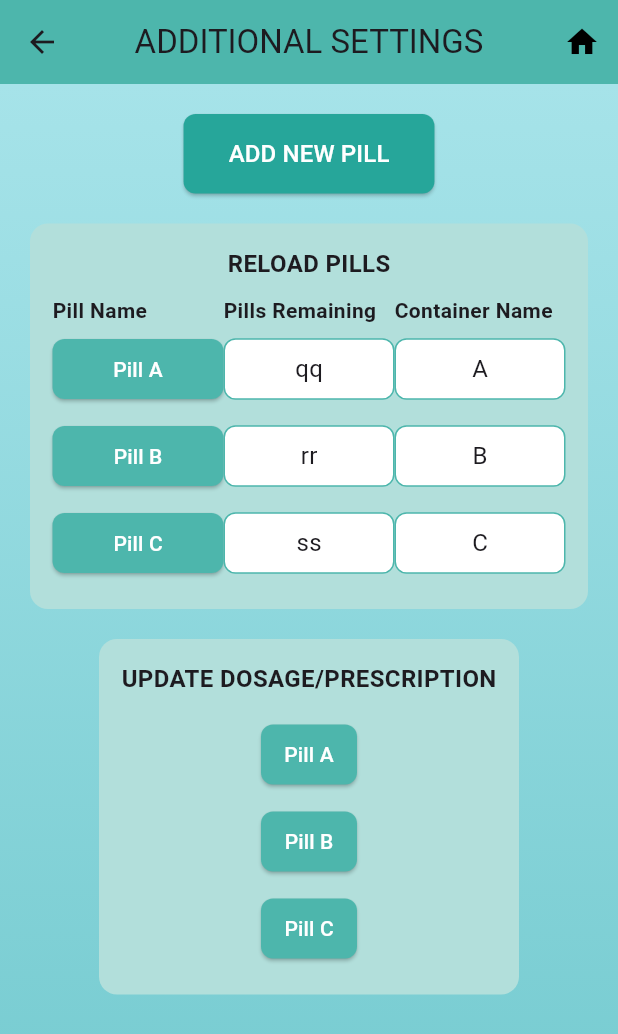
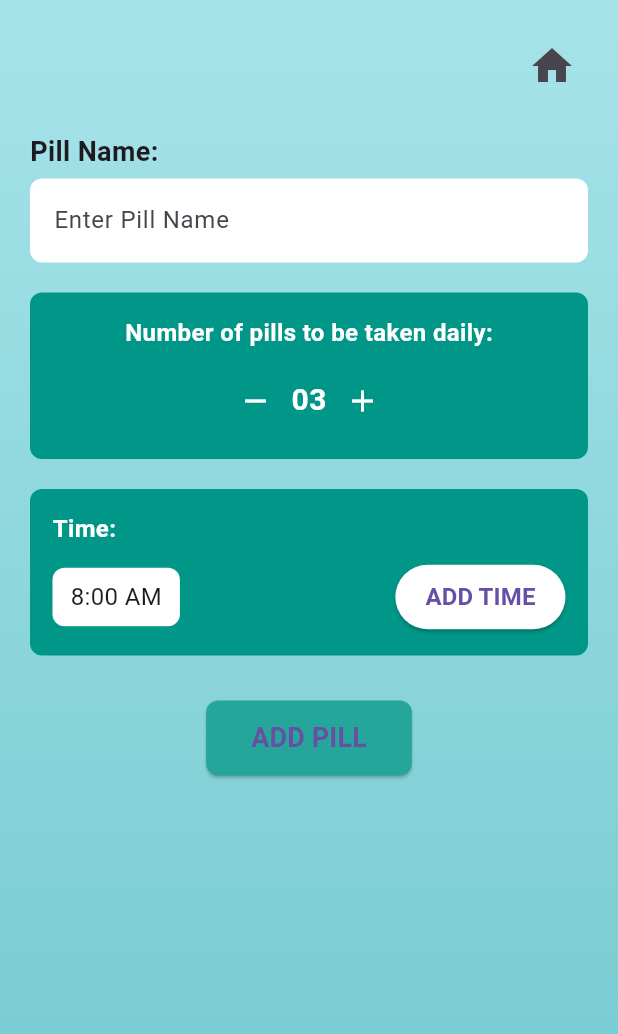
Before and after one commit to SohamGurav10/EYIC-2024-25, a Flutter app: the AdditionalSettingsPage screen opened by its route, after a tap on "ADD NEW PILL", on a phone screen of 412 x 824 dp. Shown: the top 1034 px of the screen. Run offline on Flutter 3.47's test engine with Material 3 defaults, Android fonts, the phone set to English and light mode, and no system bars.

Commit message:
added add new pill file

```diff
--- /dev/null
+++ b/lib/add_new_pill.dart
@@ -0,0 +1,205 @@
+import 'package:flutter/material.dart';
+
+class AddPillPage extends StatefulWidget {
+  const AddPillPage({super.key});
+
+  @override
+  _AddPillPageState createState() => _AddPillPageState();
+}
+
+class _AddPillPageState extends State<AddPillPage> {
+  final TextEditingController _pillNameController = TextEditingController();
+  int _pillCount = 3; // Default number of pills
+  TimeOfDay _selectedTime = const TimeOfDay(hour: 8, minute: 0);
+
+  // Function to pick time
+  Future<void> _pickTime() async {
+    TimeOfDay? pickedTime = await showTimePicker(
+      context: context,
+      initialTime: _selectedTime,
+    );
+
+    if (pickedTime != null) {
+      setState(() {
+        _selectedTime = pickedTime;
+      });
+    }
+  }
+
+  @override
+  Widget build(BuildContext context) {
+    return Scaffold(
+      body: Container(
+        width: double.infinity,
+        padding: const EdgeInsets.all(20),
+        decoration: const BoxDecoration(
+          gradient: LinearGradient(
+            colors: [Color(0xFFA6E3E9), Color(0xFF71C9CE)],
+            begin: Alignment.topCenter,
+            end: Alignment.bottomCenter,
+          ),
+        ),
+        child: Column(
+          crossAxisAlignment: CrossAxisAlignment.start,
+          children: [
+            Align(
+              alignment: Alignment.topRight,
+              child: IconButton(
+                icon: const Icon(Icons.home, size: 32),
+                onPressed: () {
+                  Navigator.pop(context); // Go back to previous page
+                },
+              ),
+            ),
+            const SizedBox(height: 20),
+            const Text(
+              "Pill Name:",
+              style: TextStyle(fontSize: 18, fontWeight: FontWeight.bold),
+            ),
+            const SizedBox(height: 5),
+            TextField(
+              controller: _pillNameController,
+              decoration: InputDecoration(
+                hintText: "Enter Pill Name",
+                filled: true,
+                fillColor: Colors.white,
+                border: OutlineInputBorder(
+                  borderRadius: BorderRadius.circular(8),
+                  borderSide: BorderSide.none,
+                ),
+              ),
+            ),
+            const SizedBox(height: 20),
+            Container(
+              padding: const EdgeInsets.all(15),
+              decoration: BoxDecoration(
+                color: Colors.teal,
+                borderRadius: BorderRadius.circular(8),
+              ),
+              child: Column(
+                children: [
+                  const Text(
+                    "Number of pills to be taken daily:",
+                    style: TextStyle(
+                      fontSize: 16,
+                      fontWeight: FontWeight.bold,
+                      color: Colors.white,
+                    ),
+                  ),
+                  const SizedBox(height: 10),
+                  Row(
+                    mainAxisAlignment: MainAxisAlignment.center,
+                    children: [
+                      IconButton(
+                        icon: const Icon(Icons.remove, color: Colors.white),
+                        onPressed: () {
+                          setState(() {
+                            if (_pillCount > 1) _pillCount--;
+                          });
+                        },
+                      ),
+                      Text(
+                        _pillCount.toString().padLeft(2, '0'),
+                        style: const TextStyle(
+                          fontSize: 20,
+                          fontWeight: FontWeight.bold,
+                          color: Colors.white,
+                        ),
+                      ),
+                      IconButton(
+                        icon: const Icon(Icons.add, color: Colors.white),
+                        onPressed: () {
+                          setState(() {
+                            _pillCount++;
+                          });
+                        },
+                      ),
+                    ],
+                  ),
+                ],
+              ),
+            ),
+            const SizedBox(height: 20),
+            Container(
+              padding: const EdgeInsets.all(15),
+              decoration: BoxDecoration(
+                color: Colors.teal,
+                borderRadius: BorderRadius.circular(8),
+              ),
+              child: Column(
+                crossAxisAlignment: CrossAxisAlignment.start,
+                children: [
+                  const Text(
+                    "Time:",
+                    style: TextStyle(
+                      fontSize: 16,
+                      fontWeight: FontWeight.bold,
+                      color: Colors.white,
+                    ),
+                  ),
+                  const SizedBox(height: 10),
+                  Row(
+                    mainAxisAlignment: MainAxisAlignment.spaceBetween,
+                    children: [
+                      Container(
+                        padding: const EdgeInsets.symmetric(
+                            vertical: 8, horizontal: 12),
+                        decoration: BoxDecoration(
+                          color: Colors.white,
+                          borderRadius: BorderRadius.circular(8),
+                        ),
+                        child: Text(
+                          _selectedTime.format(context),
+                          style: const TextStyle(fontSize: 16),
+                        ),
+                      ),
+                      ElevatedButton(
+                        onPressed: _pickTime,
+                        style: ElevatedButton.styleFrom(
+                          backgroundColor: Colors.white,
+                          padding: const EdgeInsets.symmetric(
+                              vertical: 10, horizontal: 20),
+                        ),
+                        child: const Text(
+                          "ADD TIME",
+                          style: TextStyle(
+                              fontSize: 16, fontWeight: FontWeight.bold),
+                        ),
+                      ),
+                    ],
+                  ),
+                ],
+              ),
+            ),
+            const SizedBox(height: 30),
+            Center(
+              child: ElevatedButton(
+                onPressed: () {
+                  // TODO: Save Pill Details Logic
+                  String pillName = _pillNameController.text;
+                  debugPrint(
+                      "Pill Added: $pillName, Count: $_pillCount, Time: ${_selectedTime.format(context)}");
+
+                  // Navigate back after saving
+                  Navigator.pop(context);
+                },
+                style: ElevatedButton.styleFrom(
+                  backgroundColor: Colors.teal.shade400,
+                  padding:
+                      const EdgeInsets.symmetric(horizontal: 30, vertical: 12),
+                  shape: RoundedRectangleBorder(
+                    borderRadius: BorderRadius.circular(8),
+                  ),
+                ),
+                child: const Text(
+                  "ADD PILL",
+                  style: TextStyle(fontSize: 18, fontWeight: FontWeight.bold),
+                ),
+              ),
+            ),
+          ],
+        ),
+      ),
+    );
+  }
+}
--- a/lib/additional_settings_page.dart
+++ b/lib/additional_settings_page.dart
@@ -1,4 +1,5 @@
 import 'package:flutter/material.dart';
+import 'add_new_pill.dart';
 
 class AdditionalSettingsPage extends StatelessWidget {
   const AdditionalSettingsPage({super.key});
@@ -43,7 +44,11 @@ class AdditionalSettingsPage extends StatelessWidget {
                   ),
                 ),
                 onPressed: () {
-                  // Implement Add New Pill functionality here
+                  Navigator.push(
+                    context,
+                    MaterialPageRoute(
+                        builder: (context) => const AddPillPage()),
+                  );
                 },
                 child: const Text(
                   "ADD NEW PILL",
--- a/lib/main.dart
+++ b/lib/main.dart
@@ -4,6 +4,7 @@ import 'package:medicine_dispenser/home_page.dart';
 import 'package:medicine_dispenser/pill_details_screen.dart';
 import 'package:medicine_dispenser/pill_reload_page.dart';
 import 'package:medicine_dispenser/additional_settings_page.dart';
+import 'package:medicine_dispenser/add_new_pill.dart';
 
 void main() {
   runApp(const MyApp());
```
